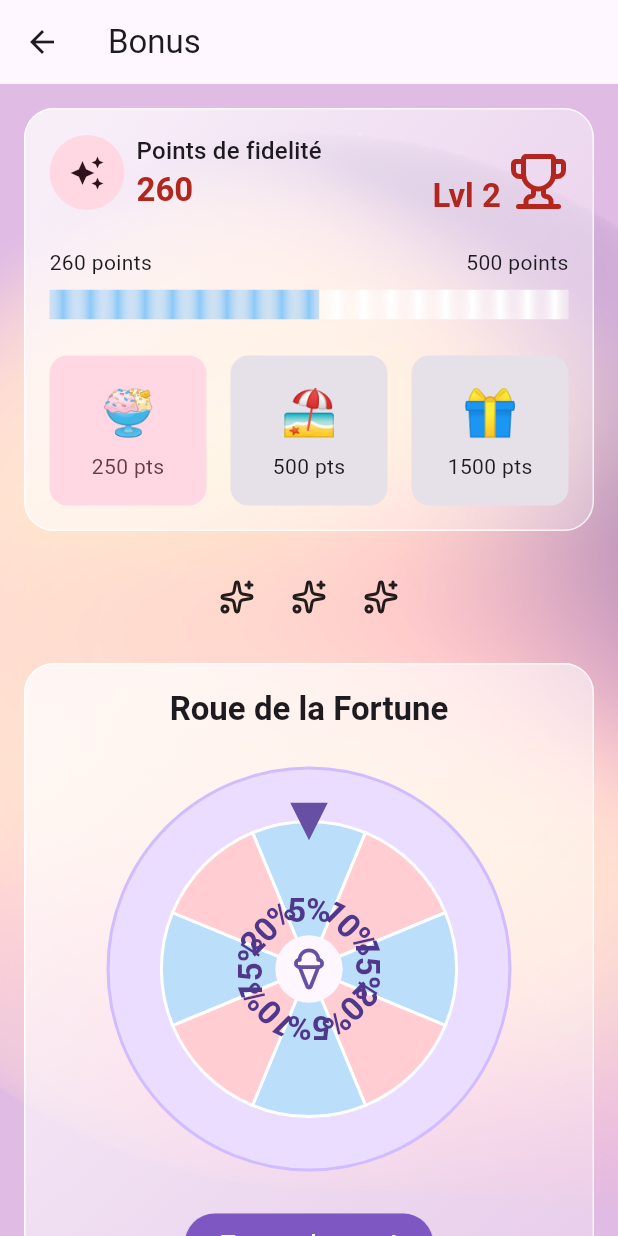
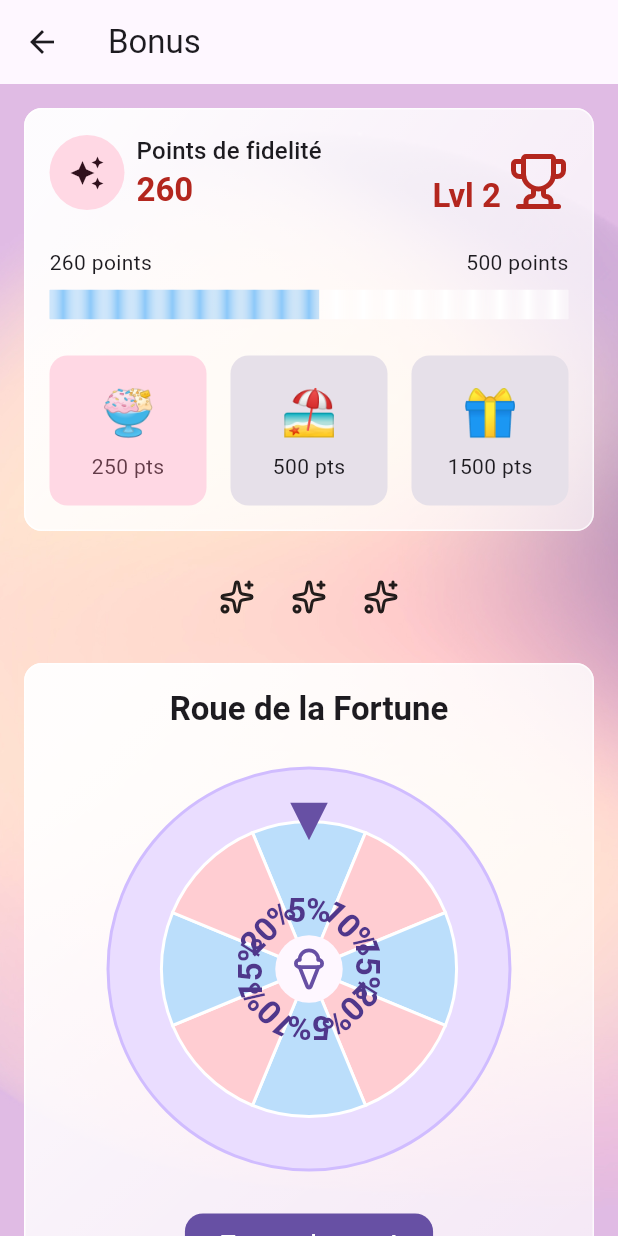
Before and after one commit to em-majowska/aero_glace_app, a Flutter app: the BonusPage screen opened directly, on a phone screen of 412 x 824 dp. Run offline on Flutter 3.47's test engine with Material 3 defaults, Android fonts, the phone set to English and light mode, and no system bars; drawn by our look-alikes of flutter_fortune_wheel, step_progress_indicator; our stand-ins replace flutter_map, glassmorphism_ui, gradient_borders, hive_flutter, latlong2, lucide_icons_flutter; missing offline and left inert: blobs, flutter_map_marker_popup, mesh_gradient; accounts and stored records are empty.

Commit message:
Unify styling

```diff
--- a/lib/features/bonus/collected_points_box.dart
+++ b/lib/features/bonus/collected_points_box.dart
@@ -12,7 +12,6 @@
       child: Padding(
         padding: const EdgeInsets.all(16.0),
         child: Column(
-          // box column
           spacing: 24,
           children: [
             Row(
@@ -21,7 +20,7 @@
               crossAxisAlignment: CrossAxisAlignment.end,
               children: [
                 Row(
-                  // top row left side
+                  // points + lvl
                   spacing: 8,
                   children: [
                     Container(
@@ -32,7 +31,7 @@
                         color: Theme.of(
                           context,
                         ).colorScheme.tertiaryContainer,
-                        borderRadius: BorderRadius.circular(30),
+                        shape: BoxShape.circle,
                       ),
                       child: Icon(
                         Icons.auto_awesome,
@@ -41,8 +40,9 @@
                         ).colorScheme.onTertiaryFixed,
                       ),
                     ),
+
+                    // points
                     Column(
-                      // top row left side points
                       crossAxisAlignment: CrossAxisAlignment.start,
                       children: [
                         Text(
@@ -64,7 +64,7 @@
                   ],
                 ),
                 Row(
-                  // top row right side
+                  // lvl + trophy
                   crossAxisAlignment: CrossAxisAlignment.end,
                   spacing: 5,
                   children: [
@@ -87,6 +87,8 @@
                 ),
               ],
             ),
+
+            // points bar
             Column(
               spacing: 8,
               children: [
@@ -94,7 +96,6 @@
                   mainAxisAlignment: MainAxisAlignment.spaceBetween,
                   children: [Text('260 points'), Text('500 points')],
                 ),
-
                 StepProgressIndicator(
                   totalSteps: 500,
                   currentStep: 260,
@@ -125,6 +126,7 @@
               ],
             ),
 
+            // prizes
             Row(
               mainAxisAlignment: MainAxisAlignment.spaceBetween,
               spacing: 16,
--- a/lib/features/bonus/fortune_wheel.dart
+++ b/lib/features/bonus/fortune_wheel.dart
@@ -95,7 +95,7 @@
             height: 45,
             padding: const EdgeInsets.all(5),
             decoration: BoxDecoration(
-              borderRadius: BorderRadius.circular(30),
+              shape: BoxShape.circle,
               color: Theme.of(context).colorScheme.surface,
             ),
             child: Icon(
--- a/lib/features/bonus/fortune_wheel_box.dart
+++ b/lib/features/bonus/fortune_wheel_box.dart
@@ -36,23 +36,25 @@
                     width: 2,
                     color: Theme.of(context).colorScheme.primaryFixedDim,
                   ),
-                  borderRadius: BorderRadius.circular(150),
+                  shape: BoxShape.circle,
                 ),
                 child: const FortuneWheelElement(),
               ),
             ),
             Center(
-              child: ElevatedButton(
-                style: ElevatedButton.styleFrom(
-                  // backgroundColor: Colors.deepPurpleAccent.shade400,
-                  backgroundColor: Colors.deepPurple.shade400,
+              child: FilledButton(
+                style: FilledButton.styleFrom(
+                  shape: RoundedRectangleBorder(
+                    borderRadius: BorderRadius.circular(12),
+                  ),
+                  backgroundColor: Theme.of(context).colorScheme.primary,
                 ),
                 onPressed: () {},
                 child: Text(
                   'Tourner la roue !',
                   style: TextStyle(
                     fontSize: 16,
-                    color: Theme.of(context).colorScheme.onError,
+                    color: Theme.of(context).colorScheme.onPrimary,
                   ),
                 ),
               ),
--- a/lib/widgets/glossy_box.dart
+++ b/lib/widgets/glossy_box.dart
@@ -17,7 +17,7 @@
         Container(
           clipBehavior: Clip.hardEdge,
           decoration: BoxDecoration(
-            borderRadius: BorderRadius.circular(20),
+            borderRadius: BorderRadius.circular(12),
             border: GradientBoxBorder(
               gradient: LinearGradient(
                 colors: [
@@ -30,8 +30,8 @@
               begin: Alignment.topLeft,
               end: Alignment.bottomRight,
               colors: [
-                const Color(0xFFffffff).withValues(alpha: 0.75),
-                const Color(0xFFFFFFFF).withValues(alpha: 0.25),
+                const Color(0xFFffffff).withValues(alpha: 0.95),
+                const Color(0xFFFFFFFF).withValues(alpha: 0.65),
               ],
               stops: [
                 0.1,
```
Also changed, not shown: lib/features/flavors/flavor_tile.dart (+17 -17 lines), lib/features/map/location_tile.dart (+5 -6 lines), lib/features/map/my_map.dart (+4 -4 lines).
